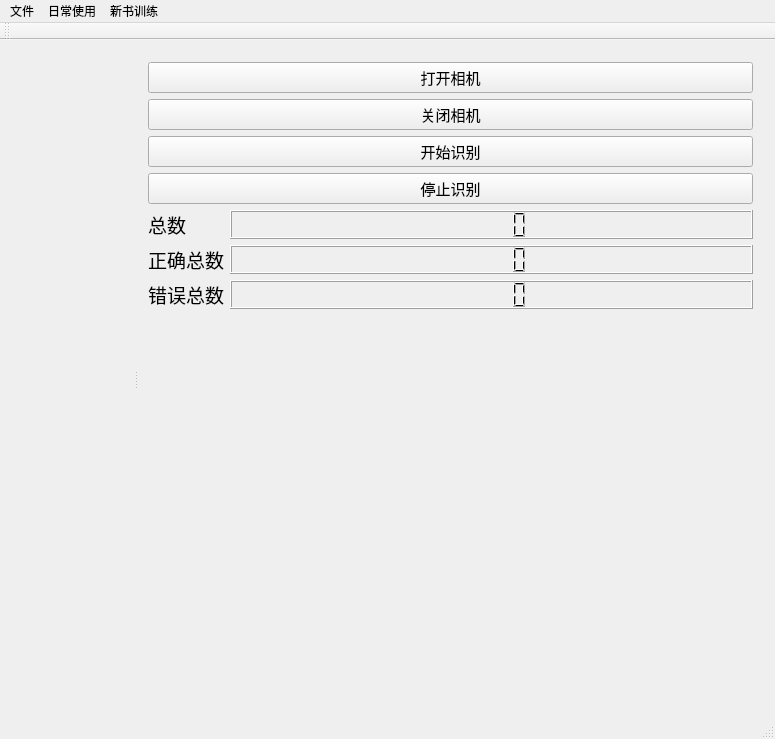
This is mainwindow.ui in GTMHS/QtMainWidget as Qt 5 draws it before an edit. The edited form follows.
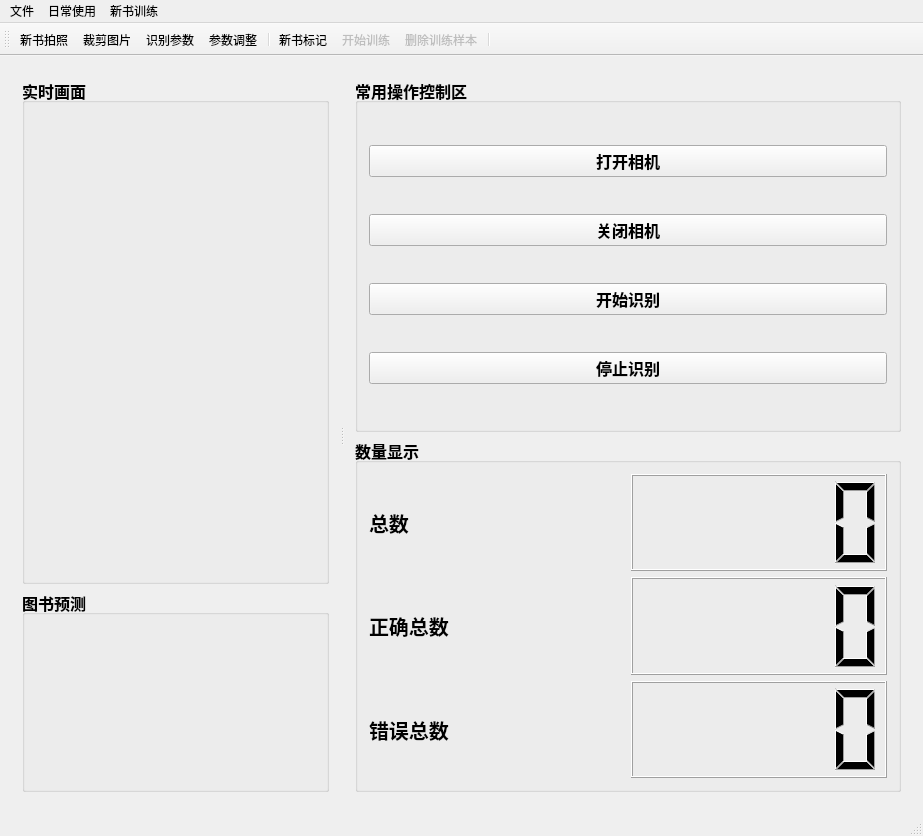
This is the edited form. Icons and pictures are not drawn.

What changed in the file:
```diff
--- a/mainwindow.ui
+++ b/mainwindow.ui
@@ -6,8 +6,8 @@
    <rect>
     <x>0</x>
     <y>0</y>
-    <width>775</width>
-    <height>739</height>
+    <width>923</width>
+    <height>836</height>
    </rect>
   </property>
   <property name="windowTitle">
@@ -18,25 +18,50 @@
     <normaloff>book_128px_1221557_easyicon.net.ico</normaloff>book_128px_1221557_easyicon.net.ico</iconset>
   </property>
   <widget class="QWidget" name="centralWidget">
-   <layout class="QHBoxLayout" name="horizontalLayout">
+   <layout class="QVBoxLayout" name="verticalLayout_5">
     <item>
      <widget class="QSplitter" name="splitter">
+      <property name="font">
+       <font>
+        <pointsize>12</pointsize>
+        <weight>75</weight>
+        <bold>true</bold>
+       </font>
+      </property>
       <property name="orientation">
        <enum>Qt::Horizontal</enum>
       </property>
-      <property name="opaqueResize">
-       <bool>false</bool>
-      </property>
-      <property name="handleWidth">
-       <number>2</number>
-      </property>
-      <property name="childrenCollapsible">
-       <bool>true</bool>
-      </property>
       <widget class="QWidget" name="layoutWidget">
-       <layout class="QVBoxLayout" name="verticalLayout_2" stretch="4,2,1,1">
+       <property name="font">
+        <font>
+         <pointsize>12</pointsize>
+         <weight>75</weight>
+         <bold>true</bold>
+        </font>
+       </property>
+       <layout class="QVBoxLayout" name="verticalLayout_2" stretch="5,2">
+        <item>
+         <widget class="QGroupBox" name="groupBox">
+          <property name="font">
+           <font>
+            <pointsize>12</pointsize>
+            <weight>75</weight>
+            <bold>true</bold>
+           </font>
+          </property>
+          <property name="title">
+           <string>实时画面</string>
+          </property>
+          <layout class="QHBoxLayout" name="horizontalLayout">
         <item>
          <widget class="QLabel" name="label">
+             <property name="font">
+              <font>
+               <pointsize>12</pointsize>
+               <weight>75</weight>
+               <bold>true</bold>
+              </font>
+             </property>
           <property name="lineWidth">
            <number>1</number>
           </property>
@@ -51,8 +76,31 @@
           </property>
          </widget>
         </item>
+          </layout>
+         </widget>
+        </item>
+        <item>
+         <widget class="QGroupBox" name="groupBox_2">
+          <property name="font">
+           <font>
+            <pointsize>12</pointsize>
+            <weight>75</weight>
+            <bold>true</bold>
+           </font>
+          </property>
+          <property name="title">
+           <string>图书预测</string>
+          </property>
+          <layout class="QVBoxLayout" name="verticalLayout" stretch="3,1,1">
         <item>
          <widget class="QLabel" name="label_2">
+             <property name="font">
+              <font>
+               <pointsize>12</pointsize>
+               <weight>75</weight>
+               <bold>true</bold>
+              </font>
+             </property>
           <property name="text">
            <string/>
           </property>
@@ -65,7 +113,9 @@
          <widget class="QLabel" name="label_3">
           <property name="font">
            <font>
-            <pointsize>15</pointsize>
+               <pointsize>12</pointsize>
+               <weight>75</weight>
+               <bold>true</bold>
            </font>
           </property>
           <property name="text">
@@ -78,6 +128,13 @@
         </item>
         <item>
          <widget class="QLabel" name="label_7">
+             <property name="font">
+              <font>
+               <pointsize>12</pointsize>
+               <weight>75</weight>
+               <bold>true</bold>
+              </font>
+             </property>
           <property name="text">
            <string/>
           </property>
@@ -85,91 +142,32 @@
         </item>
        </layout>
       </widget>
+        </item>
+       </layout>
+      </widget>
       <widget class="QWidget" name="layoutWidget">
-       <layout class="QFormLayout" name="formLayout">
-        <item row="5" column="0">
-         <widget class="QLabel" name="label_4">
           <property name="font">
            <font>
-            <family>Adobe Devanagari</family>
-            <pointsize>14</pointsize>
-           </font>
-          </property>
-          <property name="text">
-           <string>总数</string>
-          </property>
-         </widget>
-        </item>
-        <item row="5" column="1">
-         <widget class="QLCDNumber" name="lcdNumber_2">
+         <pointsize>12</pointsize>
+         <weight>75</weight>
+         <bold>true</bold>
+        </font>
+       </property>
+       <layout class="QVBoxLayout" name="verticalLayout_4">
+        <item>
+         <widget class="QGroupBox" name="groupBox_4">
           <property name="font">
            <font>
-            <family>Adobe Devanagari</family>
-            <pointsize>14</pointsize>
+            <pointsize>12</pointsize>
+            <weight>75</weight>
+            <bold>true</bold>
            </font>
           </property>
-         </widget>
-        </item>
-        <item row="6" column="1">
-         <widget class="QLCDNumber" name="lcdNumber">
-          <property name="font">
-           <font>
-            <family>Adobe Devanagari</family>
-            <pointsize>14</pointsize>
-           </font>
+          <property name="title">
+           <string>常用操作控制区</string>
           </property>
-         </widget>
-        </item>
-        <item row="7" column="1">
-         <widget class="QLCDNumber" name="lcdNumber_3">
-          <property name="font">
-           <font>
-            <family>Adobe Devanagari</family>
-            <pointsize>14</pointsize>
-           </font>
-          </property>
-         </widget>
-        </item>
-        <item row="8" column="1">
-         <spacer name="verticalSpacer">
-          <property name="orientation">
-           <enum>Qt::Vertical</enum>
-          </property>
-          <property name="sizeHint" stdset="0">
-           <size>
-            <width>20</width>
-            <height>40</height>
-           </size>
-          </property>
-         </spacer>
-        </item>
-        <item row="6" column="0">
-         <widget class="QLabel" name="label_5">
-          <property name="font">
-           <font>
-            <family>Adobe Devanagari</family>
-            <pointsize>14</pointsize>
-           </font>
-          </property>
-          <property name="text">
-           <string>正确总数</string>
-          </property>
-         </widget>
-        </item>
-        <item row="7" column="0">
-         <widget class="QLabel" name="label_6">
-          <property name="font">
-           <font>
-            <family>Adobe Devanagari</family>
-            <pointsize>14</pointsize>
-           </font>
-          </property>
-          <property name="text">
-           <string>错误总数</string>
-          </property>
-         </widget>
-        </item>
-        <item row="1" column="0" colspan="2">
+          <layout class="QVBoxLayout" name="verticalLayout_3">
+           <item>
          <widget class="QPushButton" name="pushButton">
           <property name="minimumSize">
            <size>
@@ -180,7 +178,9 @@
           <property name="font">
            <font>
             <family>Adobe Devanagari</family>
-            <pointsize>11</pointsize>
+               <pointsize>12</pointsize>
+               <weight>75</weight>
+               <bold>true</bold>
            </font>
           </property>
           <property name="text">
@@ -188,7 +188,7 @@
           </property>
          </widget>
         </item>
-        <item row="2" column="0" colspan="2">
+           <item>
          <widget class="QPushButton" name="pushButton_2">
           <property name="minimumSize">
            <size>
@@ -199,7 +199,9 @@
           <property name="font">
            <font>
             <family>Adobe Devanagari</family>
-            <pointsize>11</pointsize>
+               <pointsize>12</pointsize>
+               <weight>75</weight>
+               <bold>true</bold>
            </font>
           </property>
           <property name="text">
@@ -207,7 +209,7 @@
           </property>
          </widget>
         </item>
-        <item row="3" column="0" colspan="2">
+           <item>
          <widget class="QPushButton" name="pushButton_3">
           <property name="minimumSize">
            <size>
@@ -218,7 +220,9 @@
           <property name="font">
            <font>
             <family>Adobe Devanagari</family>
-            <pointsize>11</pointsize>
+               <pointsize>12</pointsize>
+               <weight>75</weight>
+               <bold>true</bold>
            </font>
           </property>
           <property name="text">
@@ -226,12 +230,14 @@
           </property>
          </widget>
         </item>
-        <item row="4" column="0" colspan="2">
+           <item>
          <widget class="QPushButton" name="pushButton_4">
           <property name="font">
            <font>
             <family>Adobe Devanagari</family>
-            <pointsize>11</pointsize>
+               <pointsize>12</pointsize>
+               <weight>75</weight>
+               <bold>true</bold>
            </font>
           </property>
           <property name="text">
@@ -241,6 +247,106 @@
         </item>
        </layout>
       </widget>
+        </item>
+        <item>
+         <widget class="QGroupBox" name="groupBox_3">
+          <property name="font">
+           <font>
+            <pointsize>12</pointsize>
+            <weight>75</weight>
+            <bold>true</bold>
+           </font>
+          </property>
+          <property name="title">
+           <string>数量显示</string>
+          </property>
+          <layout class="QGridLayout" name="gridLayout">
+           <item row="0" column="0">
+            <widget class="QLabel" name="label_4">
+             <property name="font">
+              <font>
+               <family>Adobe Devanagari</family>
+               <pointsize>15</pointsize>
+               <weight>75</weight>
+               <bold>true</bold>
+              </font>
+             </property>
+             <property name="text">
+              <string>总数</string>
+             </property>
+            </widget>
+           </item>
+           <item row="0" column="1">
+            <widget class="QLCDNumber" name="lcdNumber_2">
+             <property name="font">
+              <font>
+               <family>Adobe Devanagari</family>
+               <pointsize>12</pointsize>
+               <weight>75</weight>
+               <bold>true</bold>
+              </font>
+             </property>
+            </widget>
+           </item>
+           <item row="1" column="0">
+            <widget class="QLabel" name="label_5">
+             <property name="font">
+              <font>
+               <family>Adobe Devanagari</family>
+               <pointsize>15</pointsize>
+               <weight>75</weight>
+               <bold>true</bold>
+              </font>
+             </property>
+             <property name="text">
+              <string>正确总数</string>
+             </property>
+            </widget>
+           </item>
+           <item row="1" column="1">
+            <widget class="QLCDNumber" name="lcdNumber">
+             <property name="font">
+              <font>
+               <family>Adobe Devanagari</family>
+               <pointsize>12</pointsize>
+               <weight>75</weight>
+               <bold>true</bold>
+              </font>
+             </property>
+            </widget>
+           </item>
+           <item row="2" column="0">
+            <widget class="QLabel" name="label_6">
+             <property name="font">
+              <font>
+               <family>Adobe Devanagari</family>
+               <pointsize>15</pointsize>
+               <weight>75</weight>
+               <bold>true</bold>
+              </font>
+             </property>
+             <property name="text">
+              <string>错误总数</string>
+             </property>
+            </widget>
+           </item>
+           <item row="2" column="1">
+            <widget class="QLCDNumber" name="lcdNumber_3">
+             <property name="font">
+              <font>
+               <family>Adobe Devanagari</family>
+               <pointsize>12</pointsize>
+               <weight>75</weight>
+               <bold>true</bold>
+              </font>
+             </property>
+            </widget>
+           </item>
+          </layout>
+         </widget>
+        </item>
+       </layout>
+      </widget>
      </widget>
     </item>
    </layout>
@@ -250,7 +356,7 @@
     <rect>
      <x>0</x>
      <y>0</y>
-     <width>775</width>
+     <width>923</width>
      <height>26</height>
     </rect>
    </property>
@@ -296,6 +402,15 @@
    <attribute name="toolBarBreak">
     <bool>false</bool>
    </attribute>
+   <addaction name="actionSavePic"/>
+   <addaction name="actionCut_2"/>
+   <addaction name="actionGetParemeter"/>
+   <addaction name="actionPara"/>
+   <addaction name="separator"/>
+   <addaction name="actionLabel"/>
+   <addaction name="actionTrain"/>
+   <addaction name="actionDeleteOld"/>
+   <addaction name="separator"/>
   </widget>
   <widget class="QStatusBar" name="statusBar"/>
   <action name="actiontest2">
```
Left out of the diff: 45 changed lines with no effect on the pictures. Lines whose indentation alone changed are shown as unchanged.
